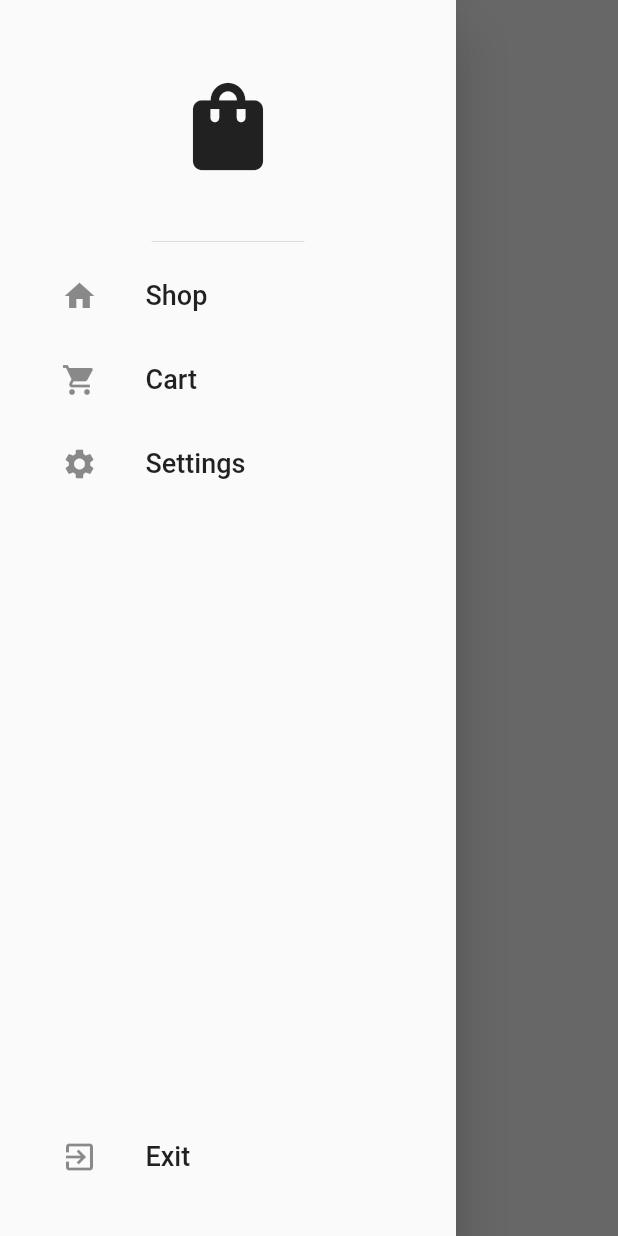
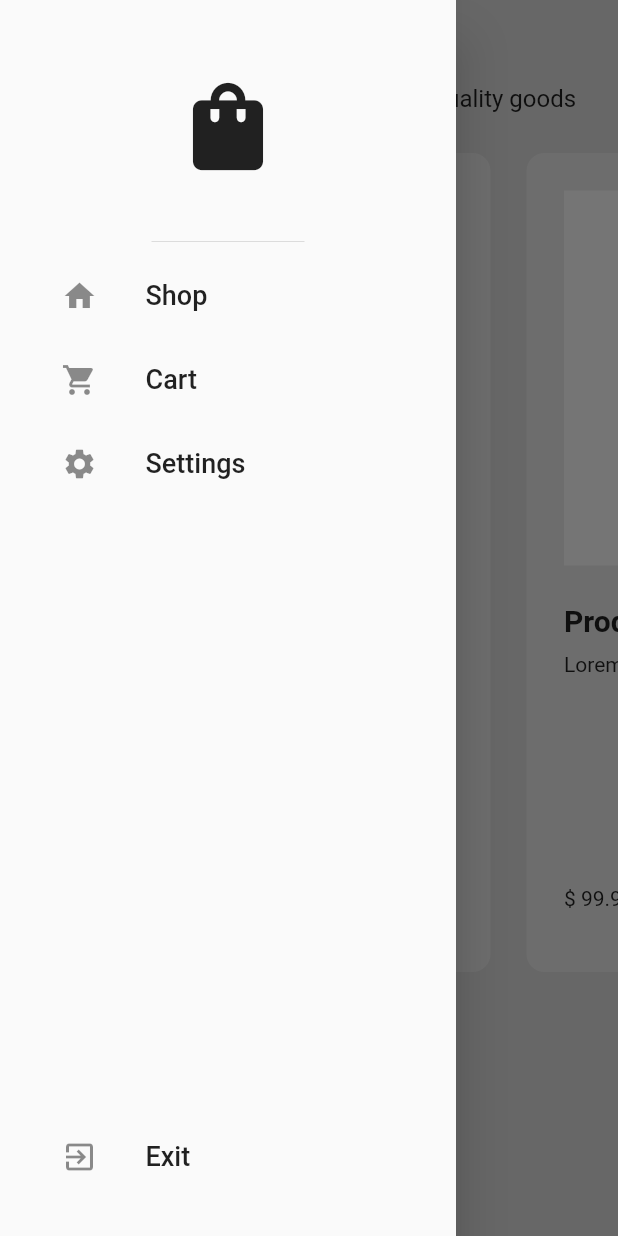
Before and after one commit to NatnaelDemelash/swipe_shop_app, a Flutter app: the ShopPage screen opened by its route, with the side drawer open, on a phone screen of 412 x 824 dp. Run offline on Flutter 3.47's test engine with Material 2 defaults, Android fonts, the phone set to English and light mode, and no system bars.

Commit message:
build shop page template and used provider as state management

```diff
--- /dev/null
+++ b/lib/components/my_product_tile.dart
@@ -0,0 +1,76 @@
+import 'package:flutter/material.dart';
+import 'package:suq_app/models/product.dart';
+
+class MyProductTile extends StatelessWidget {
+  final Product product;
+
+  const MyProductTile({super.key, required this.product});
+
+  @override
+  Widget build(BuildContext context) {
+    return Container(
+      decoration: BoxDecoration(
+        color: Theme.of(context).colorScheme.primary,
+        borderRadius: BorderRadius.circular(12),
+      ),
+      margin: const EdgeInsets.all(12),
+      padding: const EdgeInsets.all(25),
+      width: 300,
+      child: Column(
+        crossAxisAlignment: CrossAxisAlignment.start,
+        mainAxisAlignment: MainAxisAlignment.spaceBetween,
+        children: [
+          Column(
+            crossAxisAlignment: CrossAxisAlignment.start,
+            children: [
+              // Product image
+              AspectRatio(
+                aspectRatio: 1,
+                child: Container(
+                  width: double.infinity,
+                  padding: const EdgeInsets.all(25),
+                  decoration: BoxDecoration(
+                    color: Theme.of(context).colorScheme.secondary,
+                  ),
+                  child: Icon(Icons.favorite),
+                ),
+              ),
+
+              const SizedBox(height: 25),
+              // product name
+              Text(
+                product.productName,
+                style: TextStyle(fontSize: 20, fontWeight: FontWeight.bold),
+              ),
+
+              const SizedBox(height: 10),
+              // product description
+              Text(product.description),
+            ],
+          ),
+
+          // product price  +  addToCart button
+
+          Row(
+            mainAxisAlignment: MainAxisAlignment.spaceBetween,
+            children: [
+              Text(
+                '\$ ' + product.price.toStringAsFixed(2),
+              ),
+              Container(
+                decoration: BoxDecoration(
+                    color: Theme.of(context).colorScheme.inversePrimary,
+                    borderRadius: BorderRadius.circular(50)),
+                child: IconButton(
+                  onPressed: () {},
+                  icon: const Icon(Icons.add),
+                  color: Theme.of(context).colorScheme.secondary,
+                ),
+              )
+            ],
+          ),
+        ],
+      ),
+    );
+  }
+}
--- a/lib/main.dart
+++ b/lib/main.dart
@@ -1,4 +1,6 @@
 import 'package:flutter/material.dart';
+import 'package:provider/provider.dart';
+import 'package:suq_app/models/shop.dart';
 import 'package:suq_app/pages/cart_page.dart';
 import 'package:suq_app/themes/light_mode.dart';
 
@@ -7,7 +9,10 @@ import 'pages/settings_page.dart';
 import 'pages/shop_page.dart';
 
 void main() {
-  runApp(const MyApp());
+  runApp(ChangeNotifierProvider(
+    create: (context) => Shop(),
+    child: MyApp(),
+  ));
 }
 
 class MyApp extends StatelessWidget {
--- /dev/null
+++ b/lib/models/product.dart
@@ -0,0 +1,11 @@
+class Product {
+  final String productName;
+  final double price;
+  final String description;
+
+  Product({
+    required this.productName,
+    required this.description,
+    required this.price,
+  });
+}
--- /dev/null
+++ b/lib/models/shop.dart
@@ -0,0 +1,49 @@
+import 'package:flutter/widgets.dart';
+import 'package:suq_app/models/product.dart';
+
+class Shop extends ChangeNotifier {
+  // Product for sale
+  final List<Product> _shop = [
+    Product(
+      productName: 'Product 1',
+      description: "Lorem ipsum",
+      price: 99.99,
+    ),
+    Product(
+      productName: 'Product 2',
+      description: "Lorem ipsum",
+      price: 99.99,
+    ),
+    Product(
+      productName: 'Product 3',
+      description: "Lorem ipsum",
+      price: 99.99,
+    ),
+    Product(
+      productName: 'Product 4',
+      description: "Lorem ipsum",
+      price: 99.99,
+    ),
+  ];
+
+  // user Cart
+  final List<Product> _cart = [];
+
+  // get Product lists
+  List<Product> get shop => _shop;
+
+  // get user cart
+  List<Product> get cart => _cart;
+
+  // add Item to cart
+  void addItemToCart(Product item) {
+    _cart.add(item);
+    notifyListeners();
+  }
+
+  // remove Item from cart
+  void removeItemFromCart(Product item) {
+    _cart.remove(item);
+    notifyListeners();
+  }
+}
--- a/lib/pages/shop_page.dart
+++ b/lib/pages/shop_page.dart
@@ -1,23 +1,50 @@
 import 'package:flutter/material.dart';
+import 'package:provider/provider.dart';
 import 'package:suq_app/components/my_drawer.dart';
+import 'package:suq_app/components/my_product_tile.dart';
+
+import '../models/shop.dart';
 
 class ShopPage extends StatelessWidget {
   const ShopPage({super.key});
 
   @override
   Widget build(BuildContext context) {
+    // access products in shop
+    final products = context.watch<Shop>().shop;
+
     return Scaffold(
         appBar: AppBar(
           backgroundColor: Colors.transparent,
           elevation: 0,
           foregroundColor: Theme.of(context).colorScheme.inversePrimary,
-        title: Text('Shop Page'),
+          title: const Text('Shop Page'),
         ),
-      drawer: MyDrawer(),
+        drawer: const MyDrawer(),
         backgroundColor: Theme.of(context).colorScheme.background,
-      body: Column(
-        children: [],
+        body: ListView(
+          children: [
+            const Center(
+              child: Text(
+                'Pick from a selected list of premium quality goods',
+                style: TextStyle(fontSize: 16),
+                textAlign: TextAlign.center,
               ),
-    );
+            ),
+            SizedBox(
+              height: 600,
+              child: ListView.builder(
+                itemCount: products.length,
+                padding: const EdgeInsets.all(15),
+                scrollDirection: Axis.horizontal,
+                itemBuilder: (context, index) {
+                  // get each individual item product from shop
+                  final product = products[index];
+                  return MyProductTile(product: product);
+                },
+              ),
+            ),
+          ],
+        ));
   }
 }
--- a/pubspec.yaml
+++ b/pubspec.yaml
@@ -35,6 +35,7 @@ dependencies:
   # The following adds the Cupertino Icons font to your application.
   # Use with the CupertinoIcons class for iOS style icons.
   cupertino_icons: ^1.0.2
+  provider: ^6.1.0
 
 dev_dependencies:
   flutter_test:
```
Also changed, not shown: pubspec.lock. Lines whose indentation alone changed are shown as unchanged.
